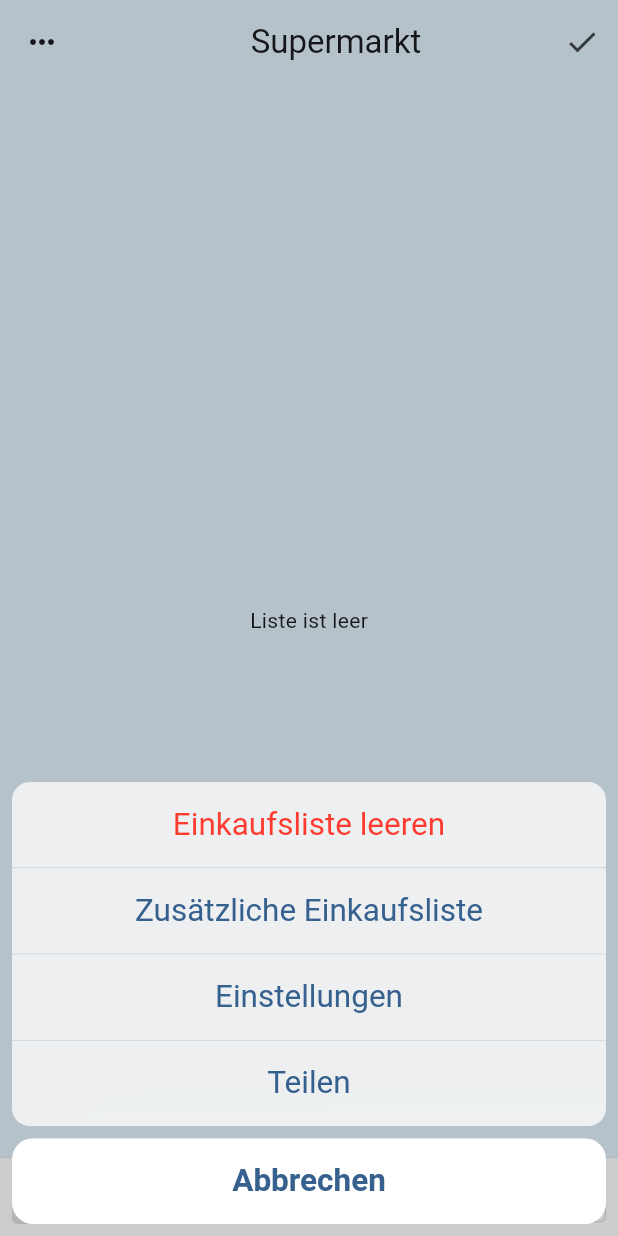
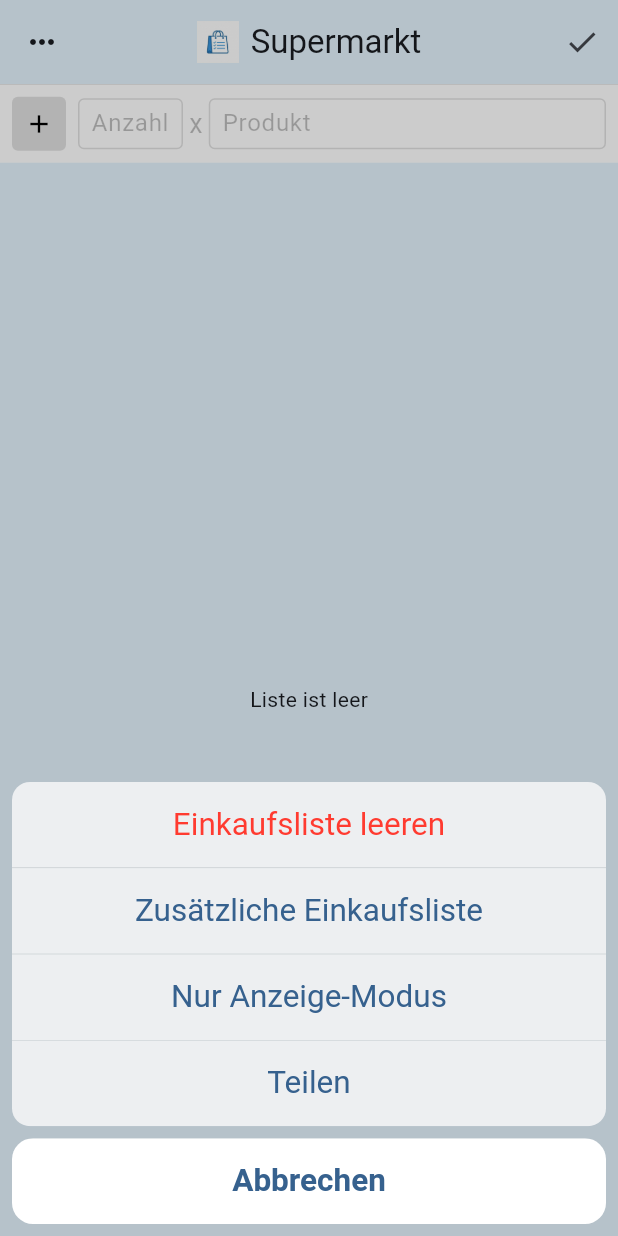
Before and after one commit to gugelvibe/Einkaufszettel, a Flutter app: the screen it shows after launch, after a tap on the "keyboard control" icon, on a phone screen of 412 x 824 dp. Run offline on Flutter 3.47's test engine with Material 3 defaults, Android fonts, the light colour scheme and no system bars; our stand-ins replace shared_preferences.

Commit message:
Feature: Refined input modes, historical suggestions, and duplicate prevention

```diff
--- a/flutter_launcher_icons.yaml
+++ b/flutter_launcher_icons.yaml
@@ -1,5 +1,8 @@
 flutter_launcher_icons:
   android: "launcher_icon"
   ios: true
+  macos:
+    generate: true
+    image_path: "assets/app_icon.png"
   image_path: "assets/app_icon.png"
   min_sdk_android: 21
--- a/lib/main.dart
+++ b/lib/main.dart
@@ -42,20 +42,6 @@
   final TextEditingController _quantityController = TextEditingController();
   final FocusNode _productFocus = FocusNode();
   List<String> _suggestions = [];
-  final List<String> _allSuggestions = [
-    'Abzieher',
-    'Äpfel',
-    'Avocado',
-    'Bananen',
-    'Brot',
-    'Butter',
-    'Eier',
-    'Milch',
-    'Nudeln',
-    'Reis',
-    'Tomaten',
-    'Zwiebeln',
-  ];
 
   @override
   void initState() {
@@ -65,14 +51,15 @@
 
   void _onProductChanged() {
     final text = _productController.text.toLowerCase();
+    final provider = context.read<ShoppingProvider>();
     if (text.isEmpty) {
       setState(() {
         _suggestions = [];
       });
     } else {
       setState(() {
-        _suggestions = _allSuggestions
-            .where((item) => item.toLowerCase().startsWith(text))
+        _suggestions = provider.itemHistory
+            .where((item) => item.toLowerCase().contains(text))
             .toList();
       });
     }
@@ -93,6 +80,7 @@
       context.read<ShoppingProvider>().addItem(name, quantity);
       _productController.clear();
       _quantityController.clear();
+      _productFocus.requestFocus(); // Keep focus
     }
   }
 
@@ -118,9 +106,14 @@
           ),
           CupertinoActionSheetAction(
             onPressed: () {
+              context.read<ShoppingProvider>().toggleInputMode();
               Navigator.pop(context);
             },
-            child: const Text('Einstellungen'),
+            child: Text(
+              context.read<ShoppingProvider>().isInputDisabled
+                  ? 'Eingabemodus aktivieren'
+                  : 'Nur Anzeige-Modus',
+            ),
           ),
           CupertinoActionSheetAction(
             onPressed: () {
@@ -175,6 +168,7 @@
         children: [
           Column(
             children: [
+              if (!provider.isInputDisabled) _buildInputBar(),
               Expanded(
                 child: currentList == null || currentList.items.isEmpty
                     ? const Center(child: Text('Liste ist leer'))
@@ -257,10 +251,10 @@
                         },
                       ),
               ),
-              _buildInputBar(),
             ],
           ),
-          if (_suggestions.isNotEmpty) _buildSuggestionsOverlay(),
+          if (_suggestions.isNotEmpty && !provider.isInputDisabled)
+            _buildSuggestionsOverlay(),
         ],
       ),
     );
@@ -268,7 +262,7 @@
 
   Widget _buildSuggestionsOverlay() {
     return Positioned(
-      bottom: MediaQuery.of(context).viewInsets.bottom + 50,
+      top: 60, // Positioned below the input bar (which is at the top)
       left: 8,
       right: 8,
       child: Material(
@@ -290,6 +284,7 @@
                 onTap: () {
                   _productController.text = suggestion;
                   _addItem();
+                  _productFocus.requestFocus(); // Ensure focus remains
                 },
               );
             },
--- a/lib/providers/shopping_provider.dart
+++ b/lib/providers/shopping_provider.dart
@@ -7,6 +7,8 @@
 class ShoppingProvider with ChangeNotifier {
   List<ShoppingList> _lists = [];
   int _currentListIndex = 0;
+  bool _isInputDisabled = false;
+  List<String> _itemHistory = [];
   final _uuid = const Uuid();
 
   late Future<void> initialized;
@@ -18,6 +20,9 @@
   List<ShoppingList> get lists => _lists;
   ShoppingList? get currentList =>
       _lists.isNotEmpty ? _lists[_currentListIndex] : null;
+
+  bool get isInputDisabled => _isInputDisabled;
+  List<String> get itemHistory => _itemHistory;
 
   Future<void> _loadFromPrefs() async {
     final prefs = await SharedPreferences.getInstance();
@@ -33,6 +38,8 @@
     if (_currentListIndex >= _lists.length) {
       _currentListIndex = 0;
     }
+    _isInputDisabled = prefs.getBool('is_input_disabled') ?? false;
+    _itemHistory = prefs.getStringList('item_history') ?? [];
     notifyListeners();
   }
 
@@ -41,10 +48,20 @@
     final String encoded = jsonEncode(_lists.map((e) => e.toJson()).toList());
     await prefs.setString('shopping_lists', encoded);
     await prefs.setInt('current_list_index', _currentListIndex);
+    await prefs.setBool('is_input_disabled', _isInputDisabled);
+    await prefs.setStringList('item_history', _itemHistory);
   }
 
   void addItem(String name, String quantity) {
     if (currentList == null) return;
+
+    // Check for duplicates
+    final normalizedName = name.trim().toLowerCase();
+    final alreadyInList = currentList!.items.any(
+      (item) => item.name.trim().toLowerCase() == normalizedName,
+    );
+    if (alreadyInList) return;
+
     final newItem = ShoppingItem(
       id: _uuid.v4(),
       name: name,
@@ -54,6 +71,19 @@
     final updatedItems = List<ShoppingItem>.from(currentList!.items)
       ..add(newItem);
     _lists[_currentListIndex] = currentList!.copyWith(items: updatedItems);
+
+    // Add to history if not exists
+    if (!_itemHistory.contains(name)) {
+      _itemHistory.add(name);
+      _itemHistory.sort();
+    }
+
+    _saveToPrefs();
+    notifyListeners();
+  }
+
+  void toggleInputMode() {
+    _isInputDisabled = !_isInputDisabled;
     _saveToPrefs();
     notifyListeners();
   }
--- a/pubspec.yaml
+++ b/pubspec.yaml
@@ -64,9 +64,8 @@
   uses-material-design: true
 
   # To add assets to your application, add an assets section, like this:
-  # assets:
-  #   - images/a_dot_burr.jpeg
-  #   - images/a_dot_ham.jpeg
+  assets:
+    - assets/app_icon.png
 
   # An image asset can refer to one or more resolution-specific "variants", see
   # https://flutter.dev/to/resolution-aware-images
```
Also changed, not shown: assets/app_icon.png.
